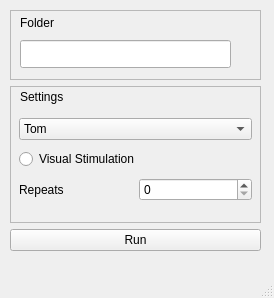
The window that form/mainwindow.ui (dafishcode/rec2track_qt) describes before a commit, drawn with Qt 5.
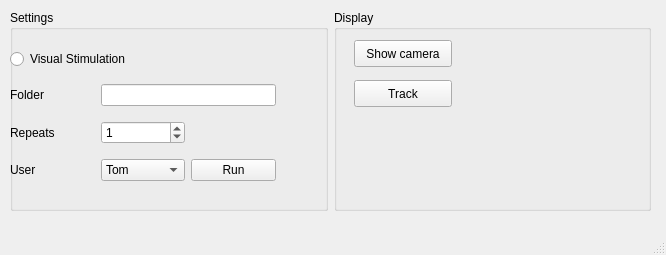
The same window after the commit.

Commit message: changed GUI added Show cam and vs

```diff
--- a/form/mainwindow.ui
+++ b/form/mainwindow.ui
@@ -6,8 +6,8 @@
    <rect>
     <x>0</x>
     <y>0</y>
-    <width>274</width>
-    <height>298</height>
+    <width>666</width>
+    <height>255</height>
    </rect>
   </property>
   <property name="windowTitle">
@@ -19,60 +19,44 @@
      <rect>
       <x>10</x>
       <y>10</y>
-      <width>251</width>
-      <height>241</height>
+      <width>641</width>
+      <height>201</height>
      </rect>
     </property>
-    <layout class="QGridLayout" name="gridLayout_3">
-     <item row="1" column="0">
-      <widget class="QFrame" name="frame_3">
-       <property name="frameShape">
-        <enum>QFrame::StyledPanel</enum>
+    <layout class="QHBoxLayout" name="horizontalLayout">
+     <item>
+      <widget class="QGroupBox" name="groupBox_2">
+       <property name="title">
+        <string>Settings</string>
        </property>
-       <property name="frameShadow">
-        <enum>QFrame::Raised</enum>
-       </property>
-       <widget class="QLabel" name="label_3">
-        <property name="geometry">
-         <rect>
-          <x>10</x>
-          <y>0</y>
-          <width>71</width>
-          <height>21</height>
-         </rect>
-        </property>
-        <property name="text">
-         <string>Settings</string>
-        </property>
-       </widget>
        <widget class="QWidget" name="gridLayoutWidget_2">
         <property name="geometry">
          <rect>
-          <x>9</x>
-          <y>29</y>
-          <width>233</width>
-          <height>91</height>
+          <x>0</x>
+          <y>30</y>
+          <width>266</width>
+          <height>152</height>
          </rect>
         </property>
         <layout class="QGridLayout" name="gridLayout_4">
-         <item row="2" column="1">
-          <widget class="QSpinBox" name="repeats"/>
-         </item>
-         <item row="2" column="0">
-          <widget class="QLabel" name="label_2">
+         <item row="1" column="0">
+          <widget class="QLabel" name="label">
            <property name="text">
-            <string>Repeats</string>
+            <string>Folder</string>
            </property>
           </widget>
          </item>
-         <item row="1" column="0" colspan="2">
+         <item row="1" column="1" colspan="2">
+          <widget class="QLineEdit" name="FolderEdit"/>
+         </item>
+         <item row="0" column="0" colspan="3">
           <widget class="QRadioButton" name="radioButton">
            <property name="text">
             <string>Visual Stimulation</string>
            </property>
           </widget>
          </item>
-         <item row="0" column="0" colspan="2">
+         <item row="5" column="1">
           <widget class="QComboBox" name="comboBox">
            <item>
             <property name="text">
@@ -91,52 +75,67 @@
            </item>
           </widget>
          </item>
+         <item row="4" column="0">
+          <widget class="QLabel" name="label_2">
+           <property name="text">
+            <string>Repeats</string>
+           </property>
+          </widget>
+         </item>
+         <item row="4" column="1">
+          <widget class="QSpinBox" name="repeats">
+           <property name="value">
+            <number>1</number>
+           </property>
+          </widget>
+         </item>
+         <item row="5" column="0">
+          <widget class="QLabel" name="label_3">
+           <property name="text">
+            <string>User</string>
+           </property>
+          </widget>
+         </item>
+         <item row="5" column="2">
+          <widget class="QPushButton" name="pushButton_2">
+           <property name="text">
+            <string>Run</string>
+           </property>
+          </widget>
+         </item>
         </layout>
        </widget>
       </widget>
      </item>
-     <item row="2" column="0">
-      <widget class="QPushButton" name="pushButton_2">
-       <property name="text">
-        <string>Run</string>
+     <item>
+      <widget class="QGroupBox" name="groupBox">
+       <property name="title">
+        <string>Display</string>
        </property>
-      </widget>
-     </item>
-     <item row="0" column="0">
-      <widget class="QFrame" name="frame">
-       <property name="maximumSize">
-        <size>
-         <width>16777215</width>
-         <height>70</height>
-        </size>
-       </property>
-       <property name="frameShape">
-        <enum>QFrame::StyledPanel</enum>
-       </property>
-       <property name="frameShadow">
-        <enum>QFrame::Raised</enum>
-       </property>
-       <widget class="QLabel" name="label">
+       <widget class="QPushButton" name="pushButton">
         <property name="geometry">
          <rect>
-          <x>10</x>
-          <y>0</y>
-          <width>51</width>
-          <height>25</height>
-         </rect>
-        </property>
-        <property name="text">
-         <string>Folder</string>
-        </property>
-       </widget>
-       <widget class="QLineEdit" name="FolderEdit">
-        <property name="geometry">
-         <rect>
-          <x>10</x>
+          <x>20</x>
           <y>30</y>
-          <width>211</width>
-          <height>28</height>
+          <width>98</width>
+          <height>27</height>
          </rect>
+        </property>
+        <property name="text">
+         <string>Show camera</string>
+        </property>
+       </widget>
+       <widget class="QPushButton" name="pushButton_3">
+        <property name="geometry">
+         <rect>
+          <x>20</x>
+          <y>70</y>
+          <width>98</width>
+          <height>27</height>
+         </rect>
+        </property>
+        <property name="text">
+         <string>Track</string>
         </property>
        </widget>
       </widget>
```
Left out of the diff: 4 changed lines with no effect on the pictures. The commit also changes 7 other files.
